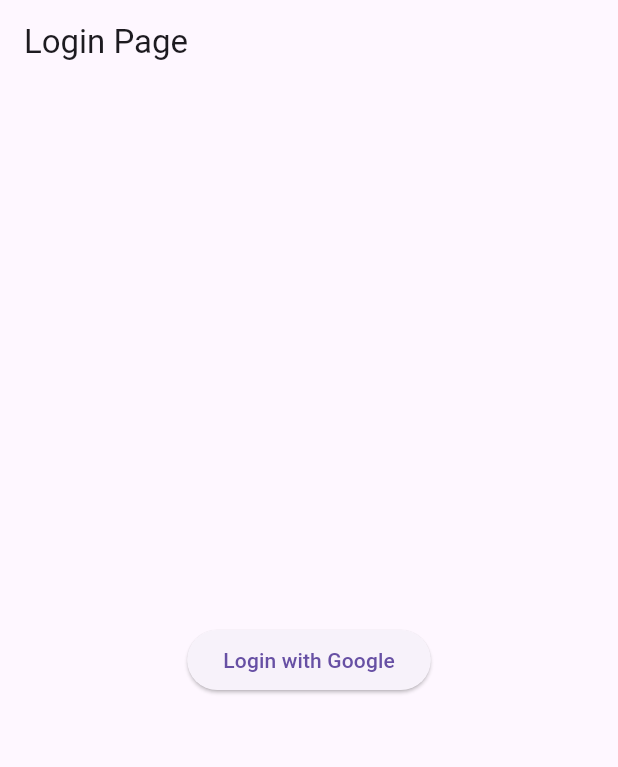
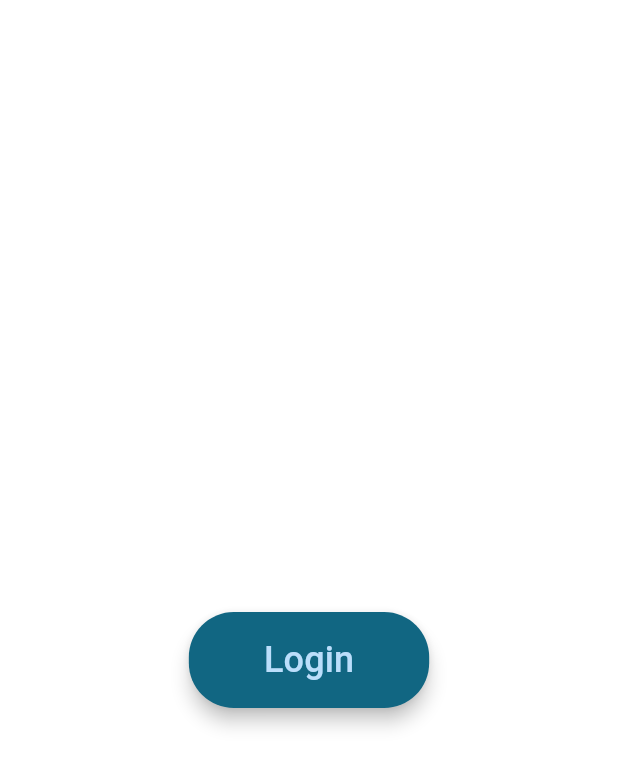
Before and after one commit to BenJ3D/mobile_04, a Flutter app: the screen it shows once a user with an empty profile is signed in, after a tap on the "logout" icon, on a phone screen of 412 x 824 dp. Shown: the top 767 px of the screen. Run offline on Flutter 3.47's test engine with Material 3 defaults, Android fonts, the phone set to English and light mode, and no system bars; our stand-ins replace firebase_auth, firebase_core, firebase_database, google_sign_in; accounts and stored records are empty.

```diff
--- a/diaryapp/lib/DiaryPage.dart
+++ b/diaryapp/lib/DiaryPage.dart
@@ -115,10 +115,19 @@ class _DiaryPageState extends State<DiaryPage> {
   @override
   Widget build(BuildContext context) {
     return Scaffold(
+      backgroundColor: Colors.blueGrey.shade800,
       appBar: AppBar(
+        backgroundColor: Colors.blueGrey.shade800,
+        title: const Text(
+          'DiaryApp 42',
+          style: TextStyle(color: Colors.white, fontSize: 20),
+        ),
         actions: [
           IconButton(
-            icon: const Icon(Icons.logout),
+            icon: const Icon(
+              Icons.logout,
+              color: Colors.white,
+            ),
             onPressed: () async {
               await FirebaseAuth.instance.signOut();
               // Révoquer les autorisations Google
@@ -132,7 +141,7 @@ class _DiaryPageState extends State<DiaryPage> {
       body: Center(
         child: Column(
           children: [
-            const Text('Welcome to your Diary'),
+            // const Text('Welcome to your Diary'),
             Expanded(child: NotesPage()),
             ElevatedButton(
               onPressed: _addNote,
--- a/diaryapp/lib/NotesPage.dart
+++ b/diaryapp/lib/NotesPage.dart
@@ -14,6 +14,7 @@ class NotesPage extends StatefulWidget {
 class _NotesPageState extends State<NotesPage> {
   final NoteService _noteService = NoteService();
   bool _isLoading = true;
+  late int numberEntriesDisplay = _noteService.notes.length;
 
   @override
   void initState() {
@@ -140,10 +141,31 @@ class _NotesPageState extends State<NotesPage> {
   Widget build(BuildContext context) {
     return Scaffold(
         appBar: AppBar(
-          title: const Text('Your last diary entries'),
+          backgroundColor: Colors.blueGrey.shade800,
+          title: Row(
+            mainAxisAlignment: MainAxisAlignment.spaceBetween,
+            children: [
+              const Text(
+                'Your last diary :',
+                style:
+                    TextStyle(color: Colors.grey, fontStyle: FontStyle.italic),
+              ),
+              Flexible(
+                child: Text(
+                  // '(total 123456789123456123456789456123)',
+                  '(total entries: ${_noteService.notes.length})',
+                  maxLines: 3,
+                  style: const TextStyle(
+                      color: Colors.grey,
+                      fontStyle: FontStyle.italic,
+                      fontSize: 14.5),
+                ),
+              ),
+            ],
+          ),
           actions: [
             IconButton(
-              icon: Icon(Icons.refresh),
+              icon: const Icon(Icons.refresh),
               onPressed: _loadNotes,
             ),
           ],
@@ -153,9 +175,7 @@ class _NotesPageState extends State<NotesPage> {
             : _noteService.notes.isEmpty
                 ? const Center(child: Text('No notes found'))
                 : ListView.builder(
-                    itemCount: _noteService.notes.length >= 15
-                        ? 15
-                        : _noteService.notes.length,
+                    itemCount: numberEntriesDisplay,
                     itemBuilder: (context, index) {
                       final note = _noteService.notes[index];
                       final String noteKey = note['key'];
@@ -169,6 +189,10 @@ class _NotesPageState extends State<NotesPage> {
                         margin: const EdgeInsets.symmetric(
                             vertical: 10, horizontal: 15),
                         child: InkWell(
+                          focusColor: Colors.transparent,
+                          highlightColor: Colors.transparent,
+                          hoverColor: Colors.transparent,
+                          splashColor: Colors.transparent,
                           onTap: () {
                             _showNoteDetailsDialog(note,
                                 noteKey); // Afficher les détails de la note
--- a/diaryapp/lib/main.dart
+++ b/diaryapp/lib/main.dart
@@ -27,6 +27,10 @@ class MyApp extends StatelessWidget {
         '/login': (context) => const LoginPage(),
         '/diary': (context) => DiaryPage(),
       },
+      theme: ThemeData(
+        colorScheme: ColorScheme.fromSeed(seedColor: Colors.blueGrey),
+        useMaterial3: true,
+      ),
     );
   }
 }
@@ -59,8 +63,13 @@ class LoginPage extends StatelessWidget {
   @override
   Widget build(BuildContext context) {
     return Scaffold(
+      backgroundColor: Colors.transparent,
       appBar: AppBar(
-        title: const Text('Login Page'),
+        backgroundColor: Colors.transparent,
+        title: const Text(
+          'Diary App 42',
+          style: TextStyle(color: Colors.white),
+        ),
       ),
       body: Center(
         child: ElevatedButton(
@@ -70,7 +79,19 @@ class LoginPage extends StatelessWidget {
               Navigator.pushReplacementNamed(context, '/diary');
             }
           },
-          child: const Text('Login with Google'),
+          style: ElevatedButton.styleFrom(
+            foregroundColor: Theme.of(context).primaryColorLight,
+            backgroundColor: Theme.of(context).primaryColor,
+            padding: const EdgeInsets.symmetric(horizontal: 50, vertical: 15),
+            shape: RoundedRectangleBorder(
+              borderRadius: BorderRadius.circular(30),
+            ),
+            elevation: 5,
+          ),
+          child: const Text(
+            'Login',
+            style: TextStyle(fontSize: 24),
+          ),
         ),
       ),
     );
```
Also changed, not shown: diaryapp/lib/LoginPage.dart (deleted, +0 -47 lines).
